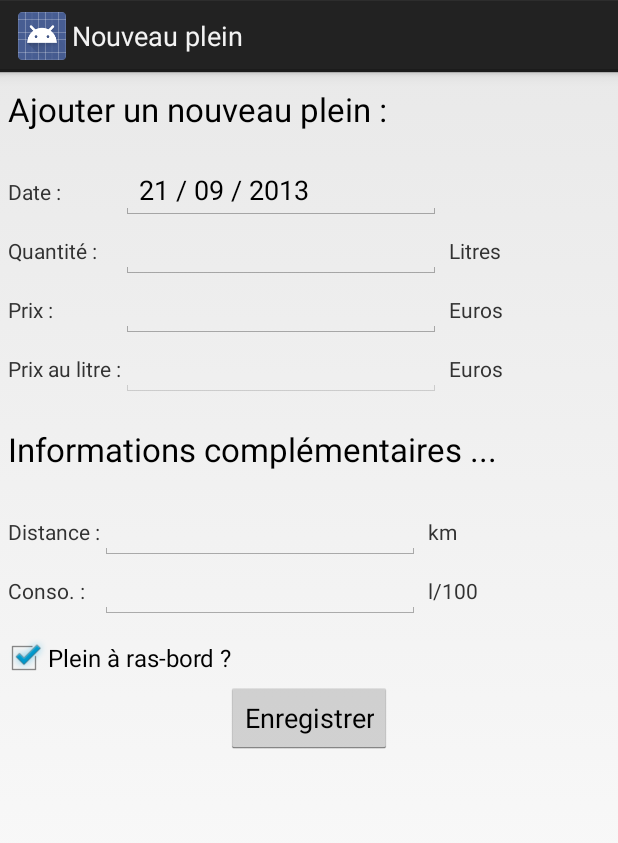
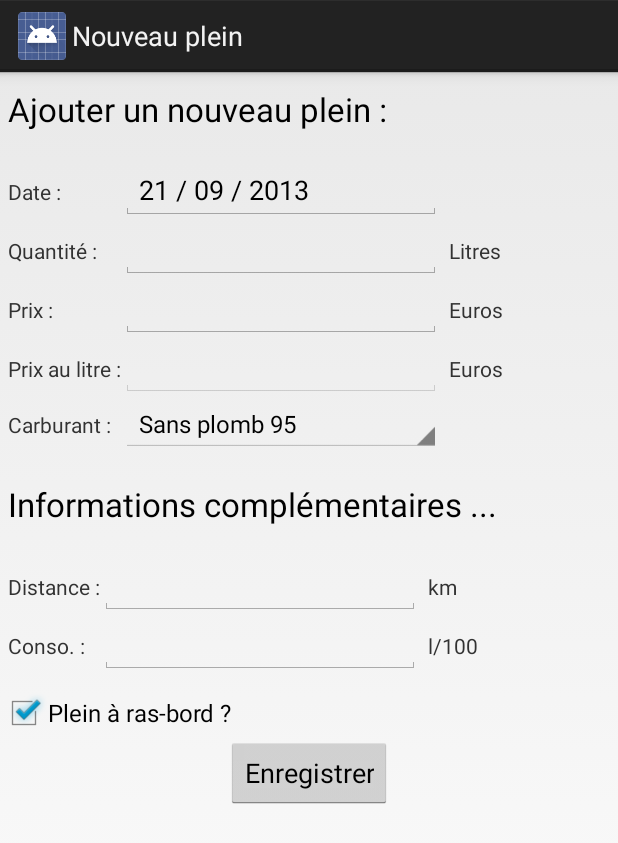
Before and after one commit to yllieth/app_consauto, an Android app: the FaireLePleinActivity screen opened directly, with no data from a screen before it, after a tap on "Enregistrer", on a phone screen of 412 x 824 dp. Shown: the top 843 px of the screen. Run offline under Robolectric (Android 15) with nearby library versions, the phone set to English and light mode, and no system bars.

Commit message:
[BDD] Ajout de la colonne "Carburant"

```diff
--- a/Consauto/src/main/java/syl/consauto/app/FaireLePleinActivity.java
+++ b/Consauto/src/main/java/syl/consauto/app/FaireLePleinActivity.java
@@ -17,6 +17,7 @@ import android.widget.CheckBox;
 import android.widget.DatePicker;
 import android.widget.EditText;
 import android.widget.ListView;
+import android.widget.Spinner;
 import android.widget.Toast;
 
 import java.text.DecimalFormat;
@@ -34,6 +35,7 @@ import java.util.List;
 public class FaireLePleinActivity extends Activity {
 
     private EditText editDate;
+    private Spinner spinChoixCarburant;
     private EditText editPrix;
     private EditText editQuantite;
     private EditText editPrixLitre;
@@ -54,6 +56,9 @@ public class FaireLePleinActivity extends Activity {
         editPrixLitre    = (EditText) findViewById(R.id.nb_new_plein_prixLitre);
         editDistance     = (EditText) findViewById(R.id.nb_new_plein_distance);
         editConsommation = (EditText) findViewById(R.id.nb_new_plein_conso);
+
+        // listes déroulantes
+        spinChoixCarburant = (Spinner) findViewById(R.id.spin_choix_carburant);
 
         // cases à cocher
         chkComplet = (CheckBox) findViewById(R.id.chk_new_plein_complet);
@@ -108,6 +113,12 @@ public class FaireLePleinActivity extends Activity {
     public void defaults() {
         // date d'aujourd'hui
         editDate.setText(new SimpleDateFormat(getString(R.string.format_date_standard)).format(new Date()));
+
+        // liste des carburants
+        Spinner spinner = (Spinner) findViewById(R.id.spin_choix_carburant);
+        ArrayAdapter<CharSequence> adapter = ArrayAdapter.createFromResource(this, R.array.liste_carburants, android.R.layout.simple_spinner_item);
+        adapter.setDropDownViewResource(android.R.layout.simple_spinner_dropdown_item );
+        spinner.setAdapter(adapter);
     }
 
     // #############################################################################################
@@ -136,6 +147,7 @@ public class FaireLePleinActivity extends Activity {
                 RecordPlein plein = new RecordPlein();
 
                 plein.setDate(getDateValueFrom(editDate))
+                     .setCarburant(spinChoixCarburant.getSelectedItem().toString())
                      .setQuantite(getFloatValueFrom(editQuantite, "quantite"))
                      .setPrix(getFloatValueFrom(editPrix, "prix"))
                      .setDistance(getFloatValueFrom(editDistance, "distance"))
@@ -144,8 +156,6 @@ public class FaireLePleinActivity extends Activity {
 
                 RecordPleinHandler handler = new RecordPleinHandler(connexion);
                 boolean isSuccess = handler.save(plein);
-
-                Toast.makeText(view.getContext(), getString((isSuccess) ? R.string.new_plein_saved_success : R.string.new_plein_saved_error), Toast.LENGTH_SHORT);
             }
         });
     }
--- a/Consauto/src/main/java/syl/consauto/app/RecordPlein.java
+++ b/Consauto/src/main/java/syl/consauto/app/RecordPlein.java
@@ -14,6 +14,7 @@ public class RecordPlein {
 
     private int id;
     private Date date;
+    private String carburant;
     private float quantite;
     private float prix;
     private float distance;
@@ -27,10 +28,11 @@ public class RecordPlein {
     RecordPlein(){}
 
     RecordPlein(Cursor c) {
-        setId(      c.getInt(RecordPleinHandler.NUM_FIELD_ID));
-        setDate(    c.getString(RecordPleinHandler.NUM_FIELD_DATE));
-        setQuantite(c.getInt(RecordPleinHandler.NUM_FIELD_QUANTITE     / RecordPleinHandler.STORAGE_COEFF_QUANTITE));       // (float) 5.12 litres est stocké (int) 512
-        setPrix(    c.getInt(RecordPleinHandler.NUM_FIELD_PRIX         / RecordPleinHandler.STORAGE_COEFF_PRIX));           // (float) 5.12 euros est stocké (int) 512
+        setId(       c.getInt(RecordPleinHandler.NUM_FIELD_ID));
+        setDate(     c.getString(RecordPleinHandler.NUM_FIELD_DATE));
+        setCarburant(c.getString(RecordPleinHandler.NUM_FIELD_CARBURANT));
+        setQuantite( c.getInt(RecordPleinHandler.NUM_FIELD_QUANTITE     / RecordPleinHandler.STORAGE_COEFF_QUANTITE));       // (float) 5.12 litres est stocké (int) 512
+        setPrix(     c.getInt(RecordPleinHandler.NUM_FIELD_PRIX         / RecordPleinHandler.STORAGE_COEFF_PRIX));           // (float) 5.12 euros est stocké (int) 512
 
         if (c != null)
             setDistance(    c.getInt(RecordPleinHandler.NUM_FIELD_DISTANCE     / RecordPleinHandler.STORAGE_COEFF_DISTANCE));       // (float) 5.12 km est stocké (int) 512
@@ -89,6 +91,15 @@ public class RecordPlein {
         return this;
     }
 
+    public String getCarburant() {
+        return carburant;
+    }
+
+    public RecordPlein setCarburant(String carburant) {
+        this.carburant = carburant;
+        return this;
+    }
+
     public float getQuantite() {
         return quantite;
     }
--- a/Consauto/src/main/java/syl/consauto/app/RecordPleinHandler.java
+++ b/Consauto/src/main/java/syl/consauto/app/RecordPleinHandler.java
@@ -24,24 +24,27 @@ public class RecordPleinHandler {
     public static final String FIELD_DATE = "Date";
     public static final int NUM_FIELD_DATE = 1;
 
+    public static final String FIELD_CARBURANT = "Carburant";
+    public static final int NUM_FIELD_CARBURANT = 2;
+
     public static final String FIELD_QUANTITE = "Quantite";
-    public static final int NUM_FIELD_QUANTITE = 2;
+    public static final int NUM_FIELD_QUANTITE = 3;
     public static final int STORAGE_COEFF_QUANTITE = 100;
 
     public static final String FIELD_PRIX = "Prix";
-    public static final int NUM_FIELD_PRIX = 3;
+    public static final int NUM_FIELD_PRIX = 4;
     public static final int STORAGE_COEFF_PRIX = 100;
 
     public static final String FIELD_DISTANCE = "Distance";
-    public static final int NUM_FIELD_DISTANCE = 4;
+    public static final int NUM_FIELD_DISTANCE = 5;
     public static final int STORAGE_COEFF_DISTANCE = 100;
 
     public static final String FIELD_CONSOMMATION = "Consommation";
-    public static final int NUM_FIELD_CONSOMMATION = 5;
+    public static final int NUM_FIELD_CONSOMMATION = 6;
     public static final int STORAGE_COEFF_CONSOMMATION = 10;
 
     public static final String FIELD_IS_PLEIN = "Plein";
-    public static final int NUM_FIELD_IS_PLEIN = 6;
+    public static final int NUM_FIELD_IS_PLEIN = 7;
 
     // #############################################################################################
     // ###                                      CONSTRUCTEURS                                    ###
@@ -55,6 +58,7 @@ public class RecordPleinHandler {
         return "CREATE TABLE " + TABLE_NAME + " ("
                 + FIELD_ID           + " INTEGER PRIMARY KEY AUTOINCREMENT, "
                 + FIELD_DATE         + " TEXT NOT NULL, "
+                + FIELD_CARBURANT    + " TEXT NOT NULL, "
                 + FIELD_QUANTITE     + " INTEGER NOT NULL, "
                 + FIELD_PRIX         + " INTEGER NOT NULL, "
                 + FIELD_DISTANCE     + " INTEGER, "
@@ -82,6 +86,7 @@ public class RecordPleinHandler {
         return new String[] {
             FIELD_ID,
             FIELD_DATE,
+            FIELD_CARBURANT,
             FIELD_QUANTITE,
             FIELD_PRIX,
             FIELD_DISTANCE,
@@ -102,6 +107,7 @@ public class RecordPleinHandler {
         ContentValues values = new ContentValues();
 
         values.put(FIELD_DATE,     record.getFormattedDate());
+        values.put(FIELD_CARBURANT,record.getCarburant());
         values.put(FIELD_QUANTITE, Math.round(record.getQuantite()) * STORAGE_COEFF_QUANTITE);
         values.put(FIELD_PRIX,     Math.round(record.getPrix()) * STORAGE_COEFF_PRIX);
 
@@ -187,6 +193,7 @@ public class RecordPleinHandler {
         return "SELECT " +
                 FIELD_ID + " AS _id" + ", " +
                 FIELD_DATE + ", " +
+                FIELD_CARBURANT + ", " +
                 FIELD_QUANTITE + ", " +
                 FIELD_PRIX + ", " +
                 FIELD_DISTANCE + ", " +
--- a/Consauto/src/main/res/layout/nouveau_plein.xml
+++ b/Consauto/src/main/res/layout/nouveau_plein.xml
@@ -48,7 +48,7 @@
 			    android:onClick="showDatePickerDialog"/>
 	    </TableRow>
 
-        <TableRow
+	    <TableRow
             android:layout_width="fill_parent"
             android:layout_height="fill_parent">
 
@@ -138,6 +138,26 @@
                 android:layout_column="2"
                 android:layout_marginLeft="5dp" />
         </TableRow>
+
+	    <TableRow
+		    android:layout_width="fill_parent"
+		    android:layout_height="fill_parent">
+
+		    <TextView
+			    android:layout_width="wrap_content"
+			    android:layout_height="wrap_content"
+			    android:textAppearance="?android:attr/textAppearanceSmall"
+			    android:text="@string/new_plein_choix_carburant"
+			    android:id="@+id/txt_new_plein_choix_carburant"
+			    android:layout_column="0" />
+
+		    <Spinner
+			    android:id="@+id/spin_choix_carburant"
+		        android:layout_width="wrap_content"
+		        android:layout_height="wrap_content"
+		        android:layout_column="1" />
+
+	    </TableRow>
 
     </TableLayout>
 
--- a/Consauto/src/main/res/values/strings.xml
+++ b/Consauto/src/main/res/values/strings.xml
@@ -11,4 +11,5 @@
 
 	<!-- formats -->
 	<string name="format_date_standard">dd / MM / yyyy</string>
+	<string name="new_plein_choix_carburant">Carburant :</string>
 </resources>
```
Also changed, not shown: Consauto/src/main/java/syl/consauto/app/ListeActivity.java (+26 -5 lines), Consauto/src/main/res/layout/liste_pleins_item.xml (+23 -1 lines), Consauto/src/main/res/values/strings_activity_settings.xml (indentation only).
